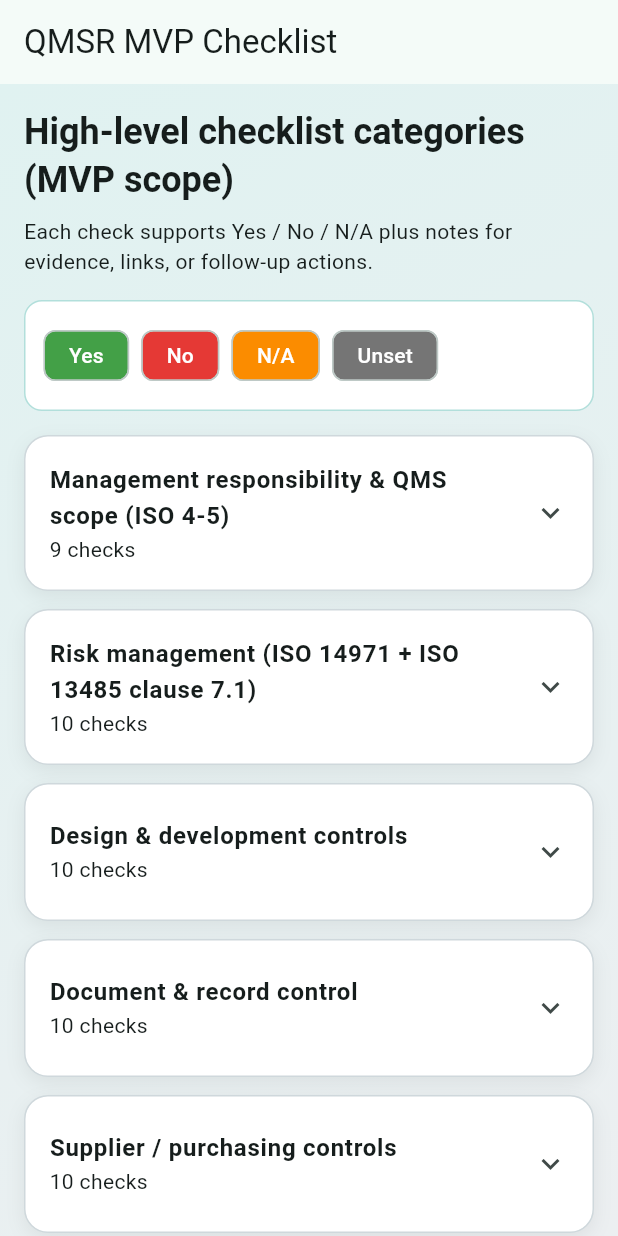
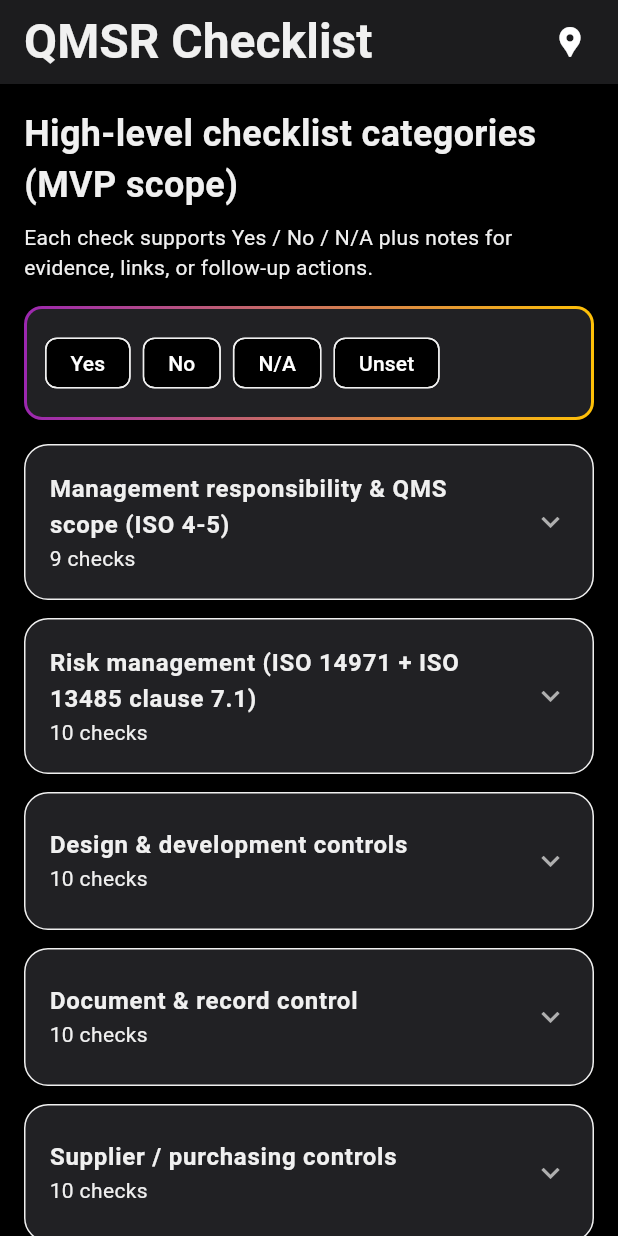
Before and after one commit to ApLocaxion/qmsr, a Flutter app: the screen it shows after launch, on a phone screen of 412 x 824 dp. Run offline on Flutter 3.47's test engine with Material 3 defaults, Android fonts, the phone set to English and light mode, and no system bars; Roboto replaces fonts that are missing (SFPro).

Commit message:
Update theme and web build

```diff
--- a/docs/assets/FontManifest.json
+++ b/docs/assets/FontManifest.json
@@ -1 +1 @@
-[{"family":"MaterialIcons","fonts":[{"asset":"fonts/MaterialIcons-Regular.otf"}]},{"family":"packages/cupertino_icons/CupertinoIcons","fonts":[{"asset":"packages/cupertino_icons/assets/CupertinoIcons.ttf"}]}]
+[{"family":"MaterialIcons","fonts":[{"asset":"fonts/MaterialIcons-Regular.otf"}]},{"family":"SFPro","fonts":[{"asset":"assets/fonts/SFPro/SF-Pro-Text-Regular.otf"},{"weight":700,"asset":"assets/fonts/SFPro/SF-Pro-Text-Bold.otf"},{"weight":500,"asset":"assets/fonts/SFPro/SF-Pro-Rounded-Medium.otf"}]},{"family":"SFProDisplay","fonts":[{"asset":"assets/fonts/SFPro/SF-Pro-Display-Regular.otf"}]},{"family":"packages/cupertino_icons/CupertinoIcons","fonts":[{"asset":"packages/cupertino_icons/assets/CupertinoIcons.ttf"}]}]
--- /dev/null
+++ b/lib/core/theme/theme.dart
@@ -0,0 +1,39 @@
+import 'package:flutter/material.dart';
+
+class Themes {
+  final darkTheme = ThemeData.dark().copyWith(
+    textTheme: Typography.blackCupertino.apply(fontFamily: "SFPro"),
+    colorScheme: const ColorScheme(
+      brightness: Brightness.dark,
+
+      primary: Color.fromARGB(255, 124, 159, 202),
+      secondary: Color.fromARGB(255, 1, 47, 107),
+
+      // Dark mode surfaces (iOS-style)
+      surface: Color.fromARGB(255, 33, 33, 36),
+      surfaceContainerHighest: Color(0xFF2C2C2E),
+
+      error: Color(0xFFFF3B30),
+      scrim: Color(0xFFFF9500),
+      surfaceTint: Color(0xFF34C759),
+
+      onPrimary: Color.fromARGB(255, 240, 240, 240),
+      onSecondary: Color.fromARGB(255, 240, 240, 240),
+      onError: Colors.white,
+
+      onSurface: Color.fromARGB(255, 240, 240, 240),
+      onSurfaceVariant: Color(0xFFB0B0B0),
+
+      tertiary: Color(0xFFD1D5DB),
+      tertiaryFixed: Color.fromARGB(255, 239, 239, 243),
+    ),
+
+    appBarTheme: const AppBarTheme(
+      backgroundColor: Color(0xFF1C1C1E),
+      elevation: 0,
+      foregroundColor: Colors.white,
+    ),
+
+    scaffoldBackgroundColor: const Color(0xFF000000),
+  );
+}
--- a/lib/main.dart
+++ b/lib/main.dart
@@ -1,4 +1,6 @@
 import 'package:flutter/material.dart';
+
+import 'core/theme/theme.dart';
 
 void main() {
   runApp(const QmsrApp());
@@ -32,22 +34,11 @@ class QmsrApp extends StatelessWidget {
 
   @override
   Widget build(BuildContext context) {
-    final colorScheme = ColorScheme.fromSeed(seedColor: Colors.teal);
     return MaterialApp(
-      title: 'QMSR MVP Checklist',
+      title: 'QMSR  Checklist',
       debugShowCheckedModeBanner: false,
-      theme: ThemeData(
-        colorScheme: colorScheme,
-        useMaterial3: true,
-        appBarTheme: AppBarTheme(
-          backgroundColor: colorScheme.surface,
-          foregroundColor: colorScheme.onSurface,
-        ),
-        inputDecorationTheme: const InputDecorationTheme(
-          filled: true,
-          fillColor: Colors.white,
-        ),
-      ),
+      theme: Themes().darkTheme,
+      themeMode: ThemeMode.dark,
       home: const ChecklistScreen(),
     );
   }
@@ -71,32 +62,47 @@ class _ChecklistScreenState extends State<ChecklistScreen> {
 
   @override
   Widget build(BuildContext context) {
-    final textTheme = Theme.of(context).textTheme;
+    final textTheme = Theme.of(context);
     return Scaffold(
-      appBar: AppBar(title: const Text('QMSR MVP Checklist')),
-      body: Container(
-        decoration: BoxDecoration(
-          gradient: LinearGradient(
-            colors: [Colors.teal.shade50, Colors.blueGrey.shade50],
-            begin: Alignment.topLeft,
-            end: Alignment.bottomRight,
+      appBar: AppBar(
+        title: Text(
+          'QMSR Checklist',
+          style: TextStyle(
+            color: textTheme.colorScheme.onSurface,
+            fontSize: 32,
+            fontWeight: FontWeight.bold,
           ),
         ),
+        actions: [
+          Padding(
+            padding: const EdgeInsets.symmetric(horizontal: 20),
+            child: Icon(Icons.location_pin),
+          ),
+        ],
+      ),
+      body: Container(
+        decoration: BoxDecoration(),
         child: SafeArea(
           child: ListView(
             padding: const EdgeInsets.all(16),
             children: [
               Text(
                 'High-level checklist categories (MVP scope)',
-                style: textTheme.headlineSmall?.copyWith(
-                  fontWeight: FontWeight.w700,
+                style: TextStyle(
+                  color: textTheme.colorScheme.onSurface,
+                  fontSize: 24,
+                  fontWeight: FontWeight.bold,
                 ),
               ),
               const SizedBox(height: 8),
               Text(
                 'Each check supports Yes / No / N/A plus notes for evidence, '
                 'links, or follow-up actions.',
-                style: textTheme.bodyMedium,
+                style: TextStyle(
+                  color: textTheme.colorScheme.onSurface,
+                  // fontSize: 14,
+                  // fontWeight: FontWeight.bold,
+                ),
               ),
               const SizedBox(height: 16),
               _buildLegend(),
@@ -114,12 +120,18 @@ class _ChecklistScreenState extends State<ChecklistScreen> {
   }
 
   Widget _buildLegend() {
+    final colorScheme = Theme.of(context).colorScheme;
     return Container(
-      padding: const EdgeInsets.all(12),
+      padding: const EdgeInsets.all(2), // 👉 gradient border thickness
       decoration: BoxDecoration(
-        color: Colors.white,
+        gradient: const LinearGradient(colors: [Colors.purple, Colors.amber]),
         borderRadius: BorderRadius.circular(12),
-        border: Border.all(color: Colors.teal.shade100),
+      ),
+      child: Container(
+        padding: const EdgeInsets.all(12), // 👉 original inner padding
+        decoration: BoxDecoration(
+          color: colorScheme.surface,
+          borderRadius: BorderRadius.circular(10), // radius - border thickness
         ),
         child: Row(
           children: [
@@ -132,20 +144,22 @@ class _ChecklistScreenState extends State<ChecklistScreen> {
             _statusChip(ChecklistStatus.unset),
           ],
         ),
+      ),
     );
   }
 
   Widget _buildCategoryTile(ChecklistCategory category) {
+    final colorScheme = Theme.of(context).colorScheme;
     return Container(
       decoration: BoxDecoration(
-        color: Colors.white,
+        color: colorScheme.surfaceVariant,
         borderRadius: BorderRadius.circular(16),
-        border: Border.all(color: Colors.blueGrey.shade100),
+        border: Border.all(color: colorScheme.outline),
         boxShadow: const [
           BoxShadow(
-            color: Color(0x11000000),
-            blurRadius: 10,
-            offset: Offset(0, 4),
+            color: Color(0x33000000),
+            blurRadius: 18,
+            offset: Offset(0, 10),
           ),
         ],
       ),
@@ -163,19 +177,26 @@ class _ChecklistScreenState extends State<ChecklistScreen> {
   }
 
   Widget _buildItemCard(ChecklistItem item) {
+    final colorScheme = Theme.of(context).colorScheme;
     final state = _stateFor(item.id);
     return Container(
       margin: const EdgeInsets.only(bottom: 12),
       padding: const EdgeInsets.all(12),
       decoration: BoxDecoration(
-        color: Colors.blueGrey.shade50,
+        color: colorScheme.surface,
         borderRadius: BorderRadius.circular(12),
-        border: Border.all(color: Colors.blueGrey.shade100),
+        border: Border.all(color: colorScheme.outline),
       ),
       child: Column(
         crossAxisAlignment: CrossAxisAlignment.start,
         children: [
-          Text(item.text, style: const TextStyle(fontWeight: FontWeight.w600)),
+          Text(
+            item.text,
+            style: const TextStyle(
+              color: Color.fromARGB(255, 242, 141, 58),
+              fontWeight: FontWeight.w600,
+            ),
+          ),
           const SizedBox(height: 8),
           Wrap(
             spacing: 12,
@@ -187,19 +208,22 @@ class _ChecklistScreenState extends State<ChecklistScreen> {
                 items: const [
                   DropdownMenuItem(
                     value: ChecklistStatus.unset,
-                    child: Text('Select'),
+                    child: Text(
+                      'Select',
+                      style: TextStyle(color: Colors.white),
+                    ),
                   ),
                   DropdownMenuItem(
                     value: ChecklistStatus.yes,
-                    child: Text('Yes'),
+                    child: Text('Yes', style: TextStyle(color: Colors.white)),
                   ),
                   DropdownMenuItem(
                     value: ChecklistStatus.no,
-                    child: Text('No'),
+                    child: Text('No', style: TextStyle(color: Colors.white)),
                   ),
                   DropdownMenuItem(
                     value: ChecklistStatus.na,
-                    child: Text('N/A'),
+                    child: Text('N/A', style: TextStyle(color: Colors.white)),
                   ),
                 ],
                 onChanged: (value) {
@@ -221,8 +245,17 @@ class _ChecklistScreenState extends State<ChecklistScreen> {
               labelText: 'Notes',
               hintText: 'Evidence, references, or follow-up actions',
               border: OutlineInputBorder(),
+              labelStyle: TextStyle(color: Colors.black),
               isDense: true,
+              fillColor: Colors.white,
+              floatingLabelAlignment: FloatingLabelAlignment.start,
+              floatingLabelStyle: TextStyle(
+                color: Colors.black,
+                fontWeight: FontWeight.bold,
               ),
+              filled: true,
+            ),
+
             maxLines: 2,
           ),
         ],
@@ -231,18 +264,19 @@ class _ChecklistScreenState extends State<ChecklistScreen> {
   }
 
   Widget _buildTechStackCard() {
+    final colorScheme = Theme.of(context).colorScheme;
     final textTheme = Theme.of(context).textTheme;
     return Container(
       padding: const EdgeInsets.all(16),
       decoration: BoxDecoration(
-        color: Colors.white,
+        color: colorScheme.surfaceVariant,
         borderRadius: BorderRadius.circular(16),
-        border: Border.all(color: Colors.teal.shade100),
+        border: Border.all(color: colorScheme.outline),
         boxShadow: const [
           BoxShadow(
-            color: Color(0x11000000),
-            blurRadius: 10,
-            offset: Offset(0, 4),
+            color: Color(0x33000000),
+            blurRadius: 18,
+            offset: Offset(0, 10),
           ),
         ],
       ),
@@ -278,29 +312,24 @@ class _ChecklistScreenState extends State<ChecklistScreen> {
   }
 
   Widget _statusChip(ChecklistStatus status) {
-    Color color;
     String label;
     switch (status) {
       case ChecklistStatus.yes:
-        color = Colors.green.shade600;
         label = 'Yes';
         break;
       case ChecklistStatus.no:
-        color = Colors.red.shade600;
         label = 'No';
         break;
       case ChecklistStatus.na:
-        color = Colors.orange.shade600;
         label = 'N/A';
         break;
       case ChecklistStatus.unset:
-        color = Colors.grey.shade600;
         label = 'Unset';
         break;
     }
     return Chip(
       label: Text(label, style: const TextStyle(color: Colors.white)),
-      backgroundColor: color,
+      backgroundColor: Colors.black,
       padding: const EdgeInsets.symmetric(horizontal: 8),
     );
   }
```
Also changed, not shown: docs/assets/AssetManifest.bin.json (+1 -1 lines), pubspec.yaml (+11 -0 lines), docs/assets/fonts/MaterialIcons-Regular.otf, 26 other files. Lines whose indentation alone changed are shown as unchanged.
